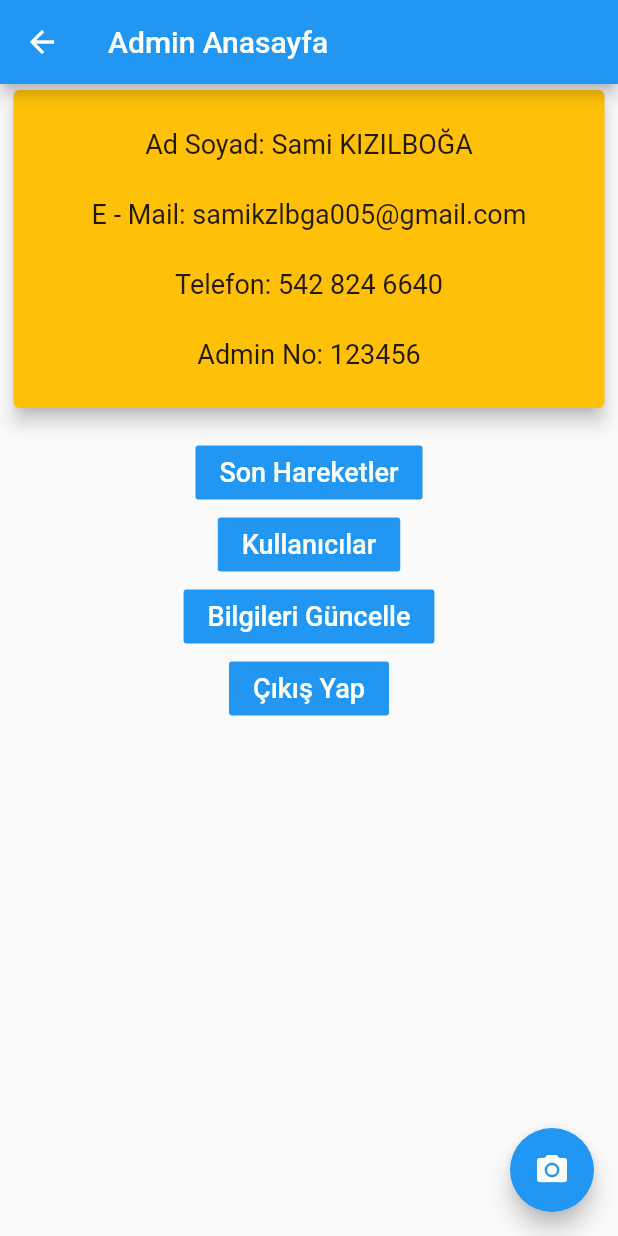
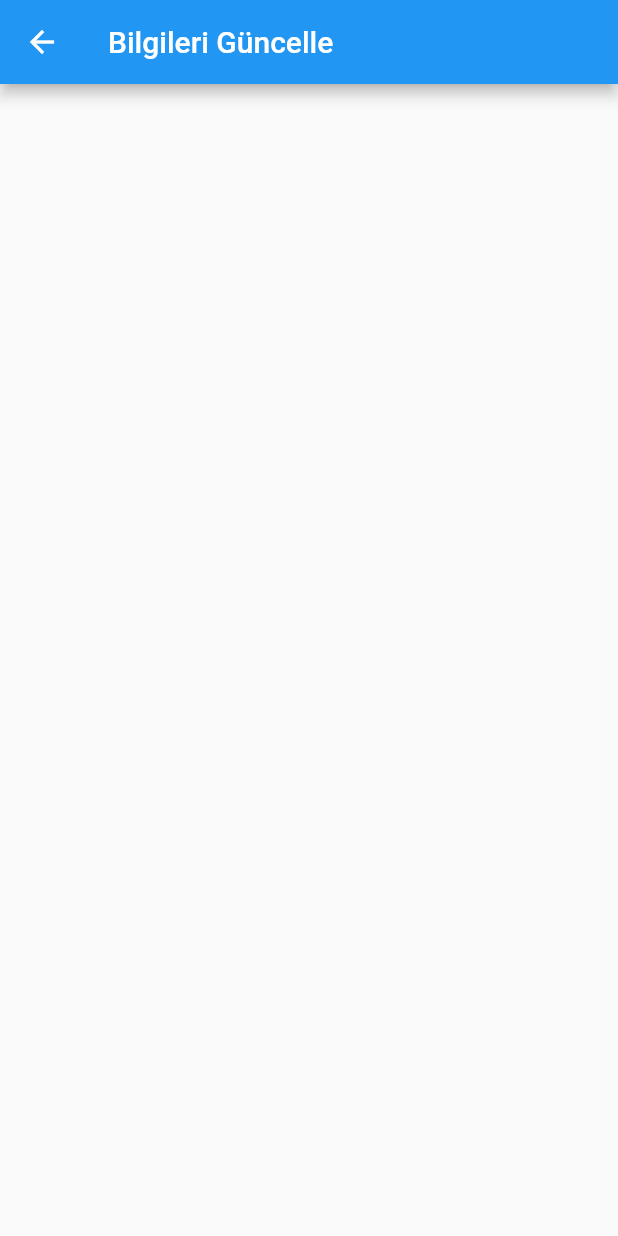
Before and after one commit to samikzlbga005/qr-security, a Flutter app: the admin_anasayfa screen opened by its route, after a tap on "Bilgileri Güncelle", on a phone screen of 412 x 824 dp. Run offline on Flutter 3.47's test engine with Material 2 defaults, Android fonts, the phone set to English and light mode, and no system bars.

```diff
--- a/securityqr/lib/admin/admin_anasayfa.dart
+++ b/securityqr/lib/admin/admin_anasayfa.dart
@@ -58,7 +58,7 @@ class _admin_anasayfa extends State<admin_anasayfa>{
               color: Colors.blue,
               child: Text("Bilgileri Güncelle",style: TextStyle(fontSize: 18,color: Colors.white),),
               onPressed: (){
-
+                Navigator.pushNamed(context, "admin_bilgi_guncelle");
               },
               ),
             ),
--- /dev/null
+++ b/securityqr/lib/admin/admin_bilgi_guncelle.dart
@@ -0,0 +1,22 @@
+import 'package:flutter/material.dart';
+
+class admin_bilgi_guncelle extends StatefulWidget{
+  @override
+  State<StatefulWidget> createState() => _admin_bilgi_guncelle();
+
+}
+
+class _admin_bilgi_guncelle extends State<admin_bilgi_guncelle>{
+  @override
+  Widget build(BuildContext context) {
+    return Scaffold(
+      appBar: AppBar(
+        title: Text("Bilgileri Güncelle"),
+      ),
+      body: Center(
+
+      ),
+    );
+  }
+
+}
--- a/securityqr/lib/main.dart
+++ b/securityqr/lib/main.dart
@@ -6,6 +6,7 @@ import 'package:securityqr/admin/admin_anasayfa.dart';
 import 'package:securityqr/admin/admin_giris.dart';
 import 'package:securityqr/admin/kullanicilar.dart';
 import 'package:securityqr/admin/admin_son_hareketler.dart';
+import 'admin/admin_bilgi_guncelle.dart';
 
 import 'package:securityqr/kullanici/kullanici_anasayfa.dart';
 import 'kullanici/kullanici_giris.dart';
@@ -32,6 +33,7 @@ void main() {
       "admin_giris": (context) => admin_giris(),
       "admin_son_hareketler":(context)=> admin_son_hareketler(),
       "kullanicilar":(context) => kullanicilar(),
+      "admin_bilgi_guncelle":(context) => admin_bilgi_guncelle(),
     }));
 }
 
```
